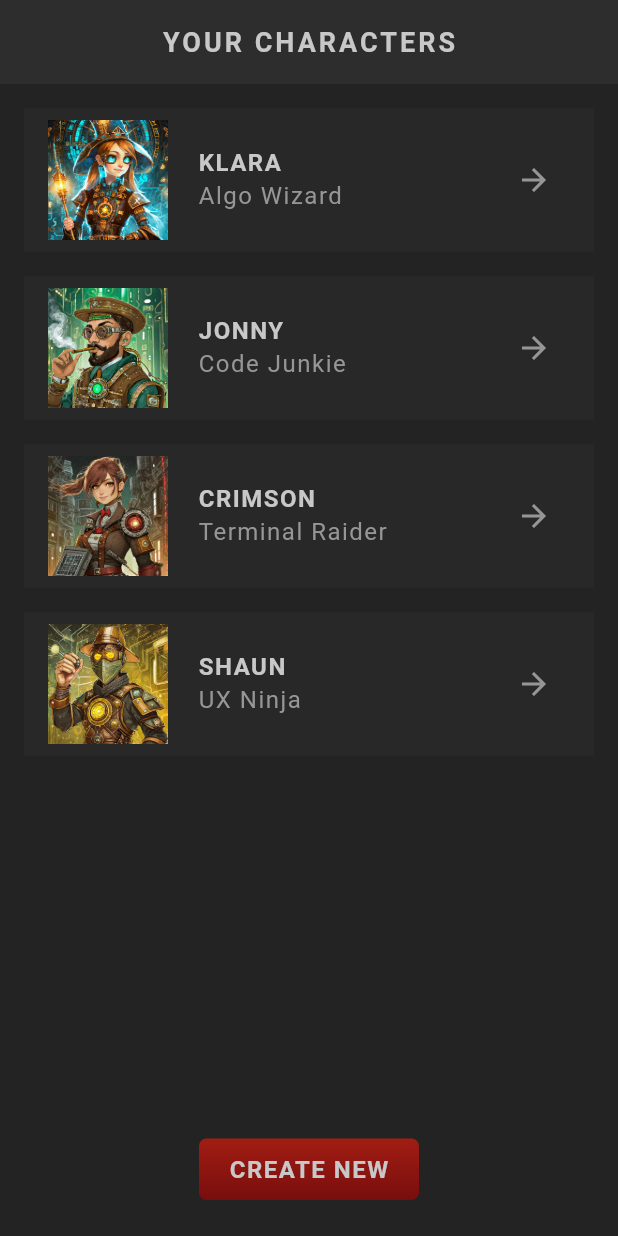
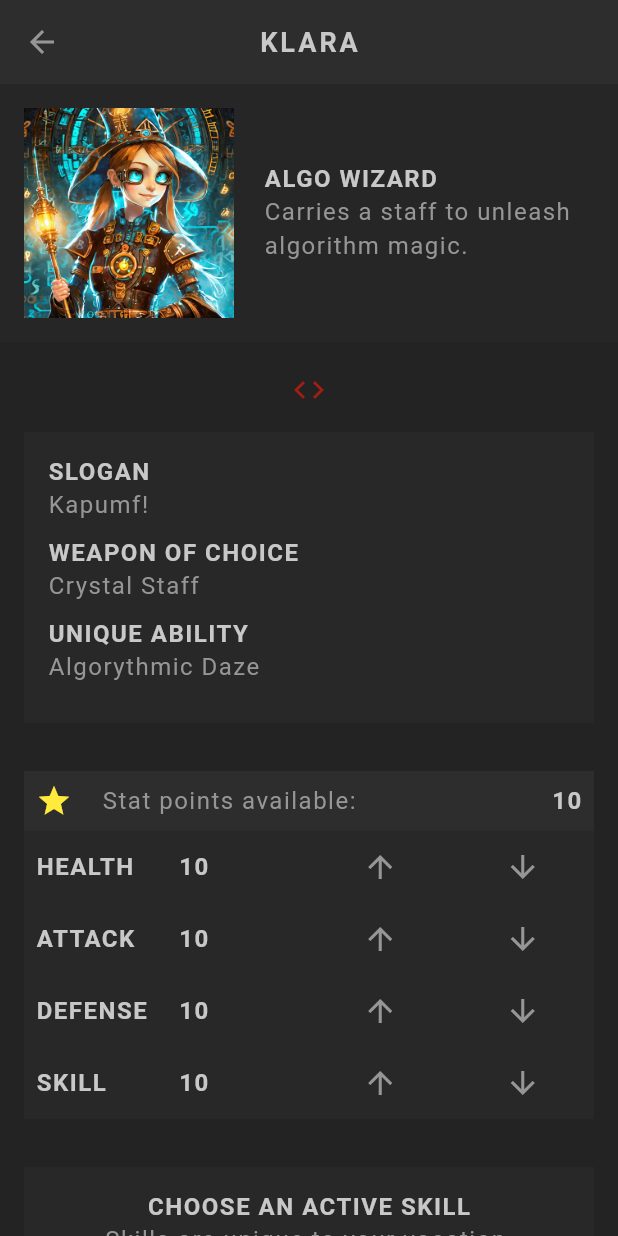
Before and after one commit to Christopher-Dcosta12/flutter-rpg-application, a Flutter app: the screen it shows after launch, after a tap on the "arrow forward" icon, on a phone screen of 412 x 824 dp. Run offline on Flutter 3.47's test engine with Material 3 defaults, Android fonts, the phone set to English and light mode, and no system bars; our stand-ins replace google_fonts; Roboto replaces fonts that are missing (Kanit).

Commit message:
Add routing, create profile screen and create StatsTable and SkillList custom widgets

```diff
--- a/lib/models/stats.dart
+++ b/lib/models/stats.dart
@@ -37,6 +37,7 @@ mixin Stats {
       if (stat == 'skill') {
         _skill++;
       }
+      _points--;
     }
   }
 
--- a/lib/screens/home/character_card.dart
+++ b/lib/screens/home/character_card.dart
@@ -1,5 +1,6 @@
 import 'package:flutter/material.dart';
 import 'package:flutter_rpg/models/character.dart';
+import 'package:flutter_rpg/screens/profile/profile.dart';
 import 'package:flutter_rpg/shared/styled_text.dart';
 import 'package:flutter_rpg/theme.dart';
 
@@ -31,7 +32,13 @@ class CharacterCard extends StatelessWidget {
             ),
             const Expanded(child: SizedBox()),
             IconButton(
-                onPressed: () {},
+                onPressed: () {
+                  Navigator.push(
+                      context,
+                      MaterialPageRoute(
+                        builder: (ctx) => Profile(character: character),
+                      ));
+                },
                 icon: Icon(
                   Icons.arrow_forward,
                   color: AppColors.textColor,
--- /dev/null
+++ b/lib/screens/profile/profile.dart
@@ -0,0 +1,105 @@
+import 'package:flutter/material.dart';
+import 'package:flutter_rpg/models/character.dart';
+import 'package:flutter_rpg/screens/profile/skill_list.dart';
+import 'package:flutter_rpg/screens/profile/stats_table.dart';
+import 'package:flutter_rpg/shared/styled_text.dart';
+import 'package:flutter_rpg/theme.dart';
+
+class Profile extends StatelessWidget {
+  const Profile({super.key, required this.character});
+
+  final Character character;
+
+  @override
+  Widget build(BuildContext context) {
+    return Scaffold(
+      appBar: AppBar(
+        title: StyledTitle(character.name),
+      ),
+      body: SingleChildScrollView(
+        child: Column(
+          crossAxisAlignment: CrossAxisAlignment.center,
+          children: [
+            // basic info - image, vocation and description
+            Container(
+              padding: const EdgeInsets.all(16),
+              color: AppColors.secondaryColor.withValues(alpha: 0.3),
+              child: Row(
+                // crossAxisAlignment: CrossAxisAlignment.start,
+                children: [
+                  Image.asset(
+                    'assets/img/vocations/${character.vocation.image}',
+                    width: 140,
+                    height: 140,
+                  ),
+                  const SizedBox(
+                    width: 20,
+                  ),
+                  Expanded(
+                    child: Column(
+                      crossAxisAlignment: CrossAxisAlignment.start,
+                      // mainAxisAlignment: MainAxisAlignment.start,
+                      children: [
+                        StyledHeading(character.vocation.title),
+                        StyledText(character.vocation.description)
+                      ],
+                    ),
+                  )
+                ],
+              ),
+            ),
+
+            // weapon, ability and slogan
+            const SizedBox(height: 20),
+
+            Center(
+              child: Icon(
+                Icons.code,
+                color: AppColors.primaryColor,
+              ),
+            ),
+
+            Padding(
+              padding: const EdgeInsets.all(16),
+              child: Container(
+                width: double.infinity,
+                padding: const EdgeInsets.all(16),
+                color: AppColors.secondaryColor.withValues(alpha: 0.5),
+                child: Column(
+                  crossAxisAlignment: CrossAxisAlignment.start,
+                  children: [
+                    const StyledHeading('Slogan'),
+                    StyledText(character.slogan),
+                    const SizedBox(
+                      height: 10,
+                    ),
+                    const StyledHeading('Weapon of Choice'),
+                    StyledText(character.vocation.weapon),
+                    const SizedBox(
+                      height: 10,
+                    ),
+                    const StyledHeading('Unique Ability'),
+                    StyledText(character.vocation.ability),
+                    const SizedBox(
+                      height: 10,
+                    )
+                  ],
+                ),
+              ),
+            ),
+
+            // stats and skills
+            Container(
+              alignment: Alignment.center,
+              child: Column(
+                children: [StatsTable(character), SkillList(character)],
+              ),
+            )
+
+            // save button
+          ],
+        ),
+      ),
+    );
+  }
+}
--- /dev/null
+++ b/lib/screens/profile/skill_list.dart
@@ -0,0 +1,102 @@
+import 'package:flutter/material.dart';
+import 'package:flutter_rpg/models/character.dart';
+import 'package:flutter_rpg/models/skill.dart';
+import 'package:flutter_rpg/shared/styled_button.dart';
+import 'package:flutter_rpg/shared/styled_text.dart';
+import 'package:flutter_rpg/theme.dart';
+
+class SkillList extends StatefulWidget {
+  const SkillList(this.character, {super.key});
+
+  final Character character;
+
+  @override
+  State<SkillList> createState() => _SkillListState();
+}
+
+class _SkillListState extends State<SkillList> {
+  late List<Skill> availableSkills;
+  late Skill selectedSkill;
+
+  @override
+  void initState() {
+    availableSkills = allSkills.where((skill) {
+      return skill.vocation == widget.character.vocation;
+    }).toList();
+
+    if (widget.character.skills.isEmpty) {
+      selectedSkill = availableSkills[0];
+    }
+    if (widget.character.skills.isNotEmpty) {
+      selectedSkill = widget.character.skills.first;
+    }
+
+    super.initState();
+  }
+
+  @override
+  Widget build(BuildContext context) {
+    return Padding(
+      padding: const EdgeInsets.all(16),
+      child: Container(
+        padding: const EdgeInsets.all(16),
+        color: AppColors.secondaryColor.withValues(alpha: 0.5),
+        width: double.infinity,
+        child: Column(
+          children: [
+            const StyledHeading('Choose an active skill'),
+            const StyledText('Skills are unique to your vocation.'),
+            const SizedBox(
+              height: 20,
+            ),
+            Wrap(
+              alignment: WrapAlignment.spaceEvenly,
+              spacing: 10,
+              runSpacing: 10,
+              children: availableSkills.map((skill) {
+                return Container(
+                  margin: const EdgeInsets.all(5),
+                  padding: const EdgeInsets.all(2),
+                  color: skill == selectedSkill
+                      ? Colors.yellow
+                      : Colors.transparent,
+                  child: GestureDetector(
+                    onTap: () {
+                      setState(() {
+                        widget.character.updateSkill(skill);
+                        selectedSkill = skill;
+                      });
+                    },
+                    child: Image.asset(
+                      'assets/img/skills/${skill.image}',
+                      width: 70,
+                    ),
+                  ),
+                );
+              }).toList(),
+            ),
+            const SizedBox(
+              height: 10,
+            ),
+            StyledText(selectedSkill.name),
+
+            // save button
+            StyledButton(
+                onPressed: () {
+                  ScaffoldMessenger.of(context).showSnackBar(SnackBar(
+                    content: const StyledHeading('Character was saved.'),
+                    showCloseIcon: true,
+                    duration: const Duration(seconds: 2),
+                    backgroundColor: AppColors.secondaryColor,
+                  ));
+                },
+                child: const StyledHeading('Save Character')),
+            const SizedBox(
+              height: 20,
+            )
+          ],
+        ),
+      ),
+    );
+  }
+}
--- /dev/null
+++ b/lib/screens/profile/stats_table.dart
@@ -0,0 +1,106 @@
+import 'package:flutter/material.dart';
+import 'package:flutter_rpg/models/character.dart';
+import 'package:flutter_rpg/shared/styled_text.dart';
+import 'package:flutter_rpg/theme.dart';
+
+class StatsTable extends StatefulWidget {
+  const StatsTable(this.character, {super.key});
+
+  final Character character;
+
+  @override
+  State<StatsTable> createState() => _StatsTableState();
+}
+
+class _StatsTableState extends State<StatsTable> {
+  @override
+  Widget build(BuildContext context) {
+    return Padding(
+      padding: EdgeInsets.all(16),
+      child: Column(
+        children: [
+          // available points
+          Container(
+            color: AppColors.secondaryColor,
+            padding: EdgeInsets.all(8),
+            child: Row(
+              children: [
+                Icon(
+                  Icons.star,
+                  color:
+                      widget.character.points > 0 ? Colors.yellow : Colors.grey,
+                ),
+                const SizedBox(
+                  width: 20,
+                ),
+                const StyledText('Stat points available: '),
+                const Expanded(
+                  child: SizedBox(
+                    width: 20,
+                  ),
+                ),
+                StyledHeading(widget.character.points.toString())
+              ],
+            ),
+          ),
+
+          // stats table
+          Table(
+            children: widget.character.statsAsFormattedList.map((stat) {
+              return TableRow(
+                  decoration: BoxDecoration(
+                      color: AppColors.secondaryColor.withValues(alpha: 0.5)),
+                  children: [
+                    // stat title
+                    TableCell(
+                        verticalAlignment: TableCellVerticalAlignment.middle,
+                        child: Padding(
+                          padding: const EdgeInsets.all(8),
+                          child: StyledHeading(stat['title']!),
+                        )),
+
+                    // stat value
+                    TableCell(
+                        verticalAlignment: TableCellVerticalAlignment.middle,
+                        child: Padding(
+                          padding: const EdgeInsets.all(8),
+                          child: StyledHeading(stat['value']!),
+                        )),
+
+                    // icon to increase stat
+                    TableCell(
+                        verticalAlignment: TableCellVerticalAlignment.middle,
+                        child: IconButton(
+                          icon: Icon(
+                            Icons.arrow_upward,
+                            color: AppColors.textColor,
+                          ),
+                          onPressed: () {
+                            setState(() {
+                              widget.character.increaseStat(stat['title']!);
+                            });
+                          },
+                        )),
+
+                    // icon to decrease stat
+                    TableCell(
+                        verticalAlignment: TableCellVerticalAlignment.middle,
+                        child: IconButton(
+                          icon: Icon(
+                            Icons.arrow_downward,
+                            color: AppColors.textColor,
+                          ),
+                          onPressed: () {
+                            setState(() {
+                              widget.character.decreaseStat(stat['title']!);
+                            });
+                          },
+                        )),
+                  ]);
+            }).toList(),
+          ),
+        ],
+      ),
+    );
+  }
+}
```
